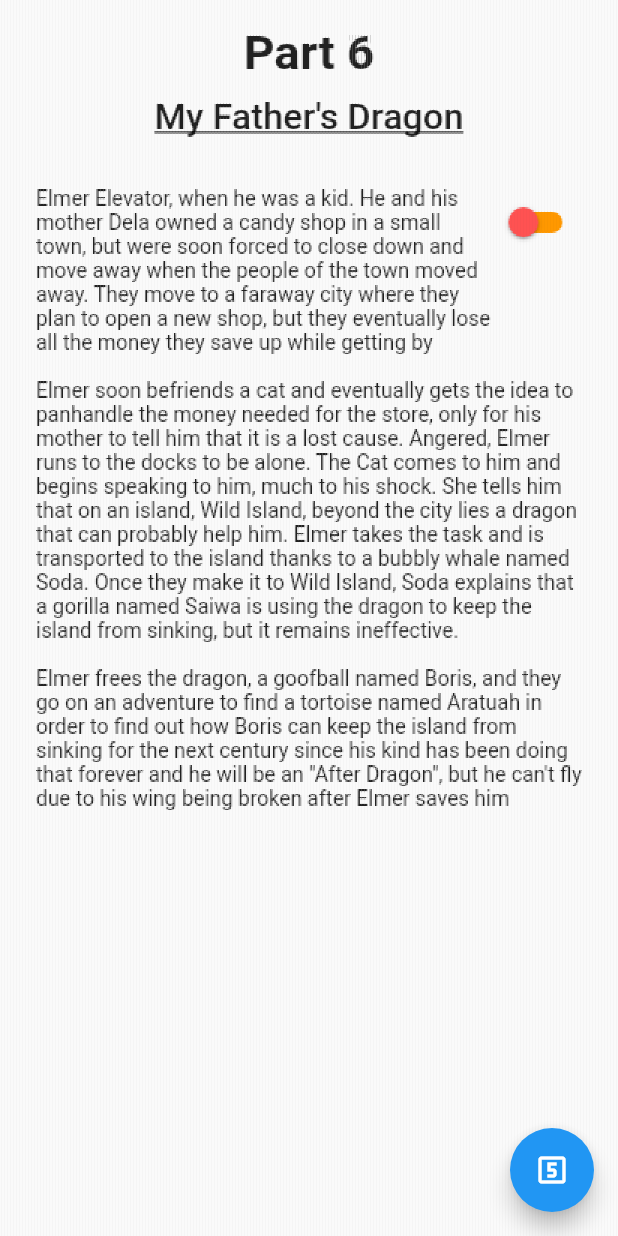
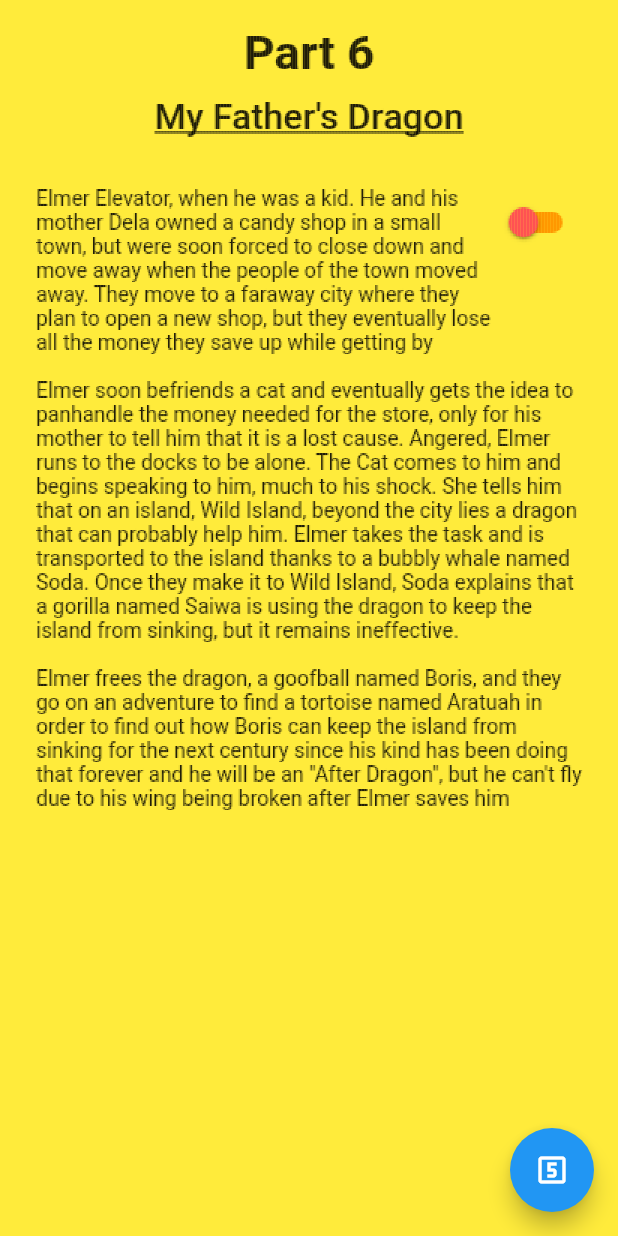
Before and after one commit to shivbo96/page_flip, a Flutter app: the screen it shows after launch, after a tap on the "looks 5" icon, on a phone screen of 412 x 824 dp. Run offline on Flutter 3.47's test engine with Material 2 defaults, Android fonts, the phone set to English and light mode, and no system bars; Roboto replaces fonts that are missing (Droid Sans).

Commit message:
* Supporting features working
  cutOfPrevious
  cutOfForward
  Duration
  backgroundColor

```diff
--- a/example/lib/page.dart
+++ b/example/lib/page.dart
@@ -35,8 +35,7 @@ class _DemoPageState extends State<DemoPage> {
             ),
           )
         :*/
-        Scaffold(
-      body: SafeArea(
+      SafeArea(
         bottom: false,
         child: Padding(
           padding: const EdgeInsets.symmetric(vertical: 16.0, horizontal: 24.0),
@@ -68,9 +67,9 @@ class _DemoPageState extends State<DemoPage> {
                 children: <Widget>[
                   const Expanded(
                       child: Text(
-                    '''Elmer Elevator, when he was a kid. He and his mother Dela owned a candy shop in a small town, but were soon forced to close down and move away when the people of the town moved away. They move to a faraway city where they plan to open a new shop, but they eventually lose all the money they save up while getting by''',
-                    style: TextStyle(fontSize: 14, fontFamily: 'Droid Sans'),
-                  )),
+                        '''Elmer Elevator, when he was a kid. He and his mother Dela owned a candy shop in a small town, but were soon forced to close down and move away when the people of the town moved away. They move to a faraway city where they plan to open a new shop, but they eventually lose all the money they save up while getting by''',
+                        style: TextStyle(fontSize: 14, fontFamily: 'Droid Sans'),
+                      )),
                   // GestureDetector(
                   //   onTap: () {
                   //     debugPrint('hello');
@@ -102,7 +101,6 @@ Elmer frees the dragon, a goofball named Boris, and they go on an adventure to f
             ],
           ),
         ),
-      ),
-    );
+      );
   }
 }
--- a/example/lib/screen.dart
+++ b/example/lib/screen.dart
@@ -19,11 +19,10 @@ class _HomeScreenState extends State<HomeScreen> {
     return Scaffold(
       body: PageFlipWidget(
         key: _controller,
-        backgroundColor: Colors.white,
+        backgroundColor: Colors.yellow,
+        initialIndex: 0,
         // isRightSwipe: true,
-        lastPage: Container(
-            color: Colors.white,
-            child: const Center(child: Text('Last Page!'))),
+        lastPage: Container(color: Colors.white, child: const Center(child: Text('Last Page!'))),
         children: <Widget>[
           for (var i = 0; i < 10; i++) DemoPage(page: i),
         ],
--- a/lib/src/builders/builder.dart
+++ b/lib/src/builders/builder.dart
@@ -14,7 +14,7 @@ class PageFlipBuilder extends StatefulWidget {
   const PageFlipBuilder({
     Key? key,
     required this.amount,
-    this.backgroundColor = Colors.black12,
+    this.backgroundColor,
     required this.child,
     required this.pageIndex,
     required this.isRightSwipe,
@@ -22,7 +22,7 @@ class PageFlipBuilder extends StatefulWidget {
 
   final Animation<double> amount;
   final int pageIndex;
-  final Color backgroundColor;
+  final Color? backgroundColor;
   final Widget child;
   final bool isRightSwipe;
 
@@ -69,9 +69,12 @@ class PageFlipBuilderState extends State<PageFlipBuilder> {
           }
           if (widget.pageIndex == currentPageIndex.value ||
               (widget.pageIndex == (currentPageIndex.value + 1))) {
-            return RepaintBoundary(
-              key: _boundaryKey,
-              child: widget.child,
+            return ColoredBox(
+              color: widget.backgroundColor??Colors.black12,
+              child: RepaintBoundary(
+                key: _boundaryKey,
+                child: widget.child,
+              ),
             );
           } else {
             return Container();
--- a/lib/src/page_flip_widget.dart
+++ b/lib/src/page_flip_widget.dart
@@ -7,18 +7,16 @@ import '../page_flip.dart';
 class PageFlipWidget extends StatefulWidget {
   const PageFlipWidget({
     Key? key,
-    this.index,
     this.duration = const Duration(milliseconds: 450),
     this.cutoffForward = 0.8,
     this.cutoffPrevious = 0.1,
-    this.backgroundColor = const Color(0xFFFFFFCC),
+    this.backgroundColor = Colors.white,
     required this.children,
     this.initialIndex = 0,
     this.lastPage,
     this.isRightSwipe = false,
-  }) : super(key: key);
+  }) : assert(initialIndex < children.length,'initialIndex cannot be greater than children length'),super(key: key);
 
-  final int? index;
   final Color backgroundColor;
   final List<Widget> children;
   final Duration duration;
@@ -32,8 +30,7 @@ class PageFlipWidget extends StatefulWidget {
   PageFlipWidgetState createState() => PageFlipWidgetState();
 }
 
-class PageFlipWidgetState extends State<PageFlipWidget>
-    with TickerProviderStateMixin {
+class PageFlipWidgetState extends State<PageFlipWidget> with TickerProviderStateMixin {
   int pageNumber = 0;
   List<Widget> pages = [];
   final List<AnimationController> _controllers = [];
@@ -77,6 +74,7 @@ class PageFlipWidgetState extends State<PageFlipWidget>
       _controllers.add(controller);
       final child = PageFlipBuilder(
         amount: controller,
+        backgroundColor: widget.backgroundColor,
         isRightSwipe: widget.isRightSwipe,
         pageIndex: i,
         key: Key('item$i'),
@@ -90,6 +88,11 @@ class PageFlipWidgetState extends State<PageFlipWidget>
     } else {
       pageNumber = widget.initialIndex;
       lastPageLoad = pages.length < 3 ? 0 : 3;
+    }
+    if (widget.initialIndex != 0) {
+      currentPage = ValueNotifier(widget.initialIndex);
+      currentWidget = ValueNotifier(pages[pageNumber]);
+      currentPageIndex = ValueNotifier(widget.initialIndex);
     }
   }
 
@@ -105,13 +108,9 @@ class PageFlipWidgetState extends State<PageFlipWidget>
     currentWidget.value = Container();
     final ratio = details.delta.dx / dimens.maxWidth;
     if (_isForward == null) {
-      if (widget.isRightSwipe
-          ? details.delta.dx < 0.0
-          : details.delta.dx > 0.0) {
+      if (widget.isRightSwipe ? details.delta.dx < 0.0 : details.delta.dx > 0.0) {
         _isForward = false;
-      } else if (widget.isRightSwipe
-          ? details.delta.dx > 0.2
-          : details.delta.dx < -0.2) {
+      } else if (widget.isRightSwipe ? details.delta.dx > 0.2 : details.delta.dx < -0.2) {
         _isForward = true;
       } else {
         _isForward = null;
@@ -122,9 +121,7 @@ class PageFlipWidgetState extends State<PageFlipWidget>
       final pageLength = pages.length;
       final pageSize = widget.lastPage != null ? pageLength : pageLength - 1;
       if (pageNumber != pageSize && !_isLastPage) {
-        widget.isRightSwipe
-            ? _controllers[pageNumber].value -= ratio
-            : _controllers[pageNumber].value += ratio;
+        widget.isRightSwipe ? _controllers[pageNumber].value -= ratio : _controllers[pageNumber].value += ratio;
       }
     }
   }
@@ -132,8 +129,7 @@ class PageFlipWidgetState extends State<PageFlipWidget>
   Future _onDragFinish() async {
     if (_isForward != null) {
       if (_isForward == true) {
-        if (!_isLastPage &&
-            _controllers[pageNumber].value <= (widget.cutoffForward + 0.15)) {
+        if (!_isLastPage && _controllers[pageNumber].value <= (widget.cutoffForward + 0.15)) {
           await nextPage();
         } else {
           if (!_isLastPage) {
@@ -141,8 +137,7 @@ class PageFlipWidgetState extends State<PageFlipWidget>
           }
         }
       } else {
-        if (!_isFirstPage &&
-            _controllers[pageNumber - 1].value >= widget.cutoffPrevious) {
+        if (!_isFirstPage && _controllers[pageNumber - 1].value >= widget.cutoffPrevious) {
           await previousPage();
         } else {
           if (_isFirstPage) {
```
